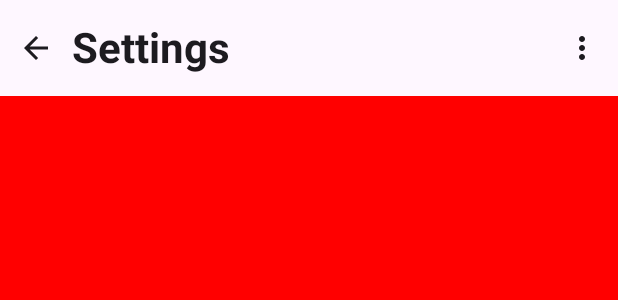
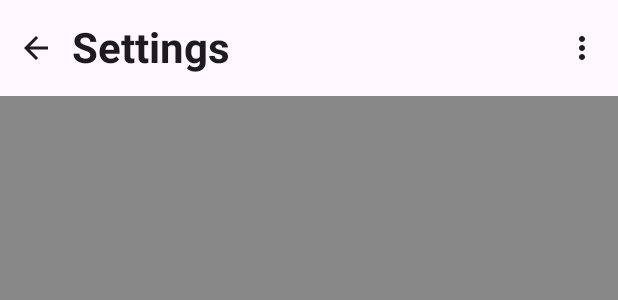
Before and after one commit to n3ominer/MyTodoz, an Android app built with Jetpack Compose: the @Preview function SettingScreenPreview, on a phone screen of 412 x 824 dp. Shown: the top 300 px of the screen. Run offline under Robolectric (Android 15) with nearby library versions, the phone set to English and light mode, and no system bars.

```diff
--- a/app/build.gradle.kts
+++ b/app/build.gradle.kts
@@ -65,4 +65,7 @@ dependencies {
     implementation(libs.retrofit)
     implementation(libs.converter.gson)
 
+    // DataStore
+    implementation(libs.androidx.datastore.preferences)
+
 }
--- a/app/src/main/java/com/example/mytodoz/ui/screens/SettingScreen.kt
+++ b/app/src/main/java/com/example/mytodoz/ui/screens/SettingScreen.kt
@@ -15,7 +15,7 @@ fun SettingScreen(
 ) {
     Surface(
         modifier = Modifier.fillMaxSize(),
-        color = Color.Red
+        color = Color.Gray
     ) {
         Column(
             modifier = Modifier.fillMaxSize(),
--- /dev/null
+++ b/app/src/main/java/com/example/mytodoz/viewModels/SettingsViewModel.kt
@@ -0,0 +1 @@
+package com.example.mytodoz.viewModels
--- a/gradle/libs.versions.toml
+++ b/gradle/libs.versions.toml
@@ -1,6 +1,7 @@
 [versions]
 agp = "8.13.0"
 converterGson = "3.0.0"
+datastorePreferences = "1.2.0"
 kotlin = "2.0.21"
 coreKtx = "1.17.0"
 junit = "4.13.2"
@@ -15,6 +16,7 @@ retrofit = "3.0.0"
 [libraries]
 androidx-core-ktx = { group = "androidx.core", name = "core-ktx", version.ref = "coreKtx" }
 
+androidx-datastore-preferences = { module = "androidx.datastore:datastore-preferences", version.ref = "datastorePreferences" }
 androidx-navigation-compose = { module = "androidx.navigation:navigation-compose", version.ref = "navigationCompose" }
 
 converter-gson = { module = "com.squareup.retrofit2:converter-gson", version.ref = "converterGson" }
```
Also changed, not shown: app/src/main/java/com/example/mytodoz/data/datastore/DataStoreManager.kt (added, +27 -0 lines), app/src/main/java/com/example/mytodoz/data/datastore/UserPreferences.kt (added, +8 -0 lines).
